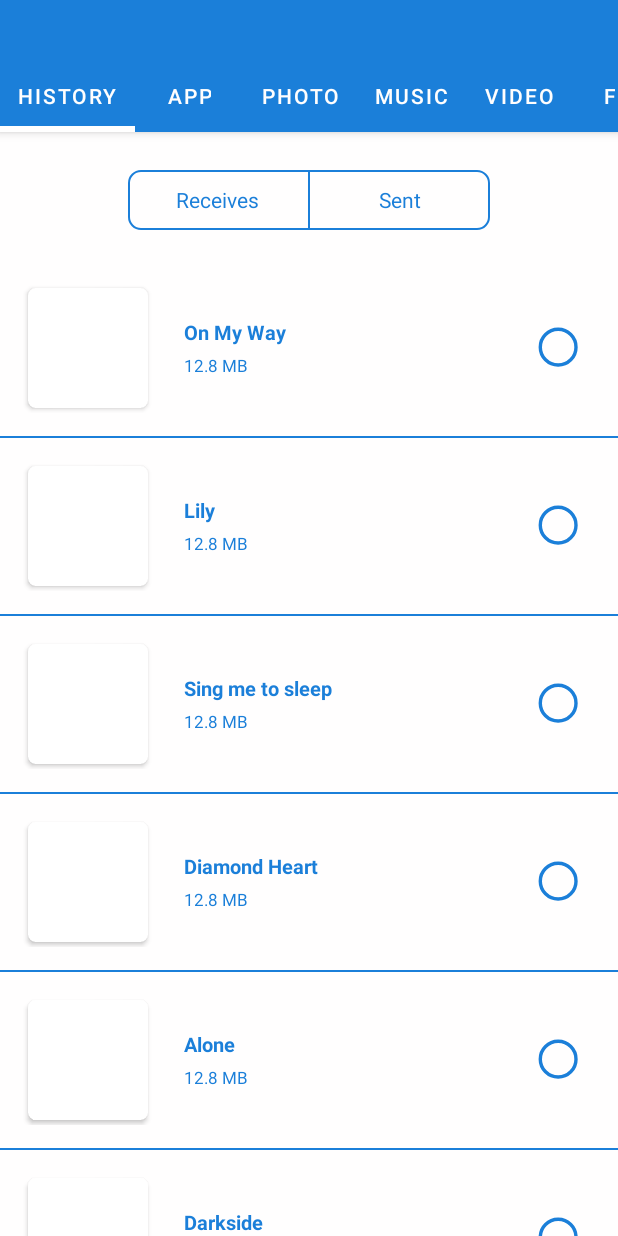
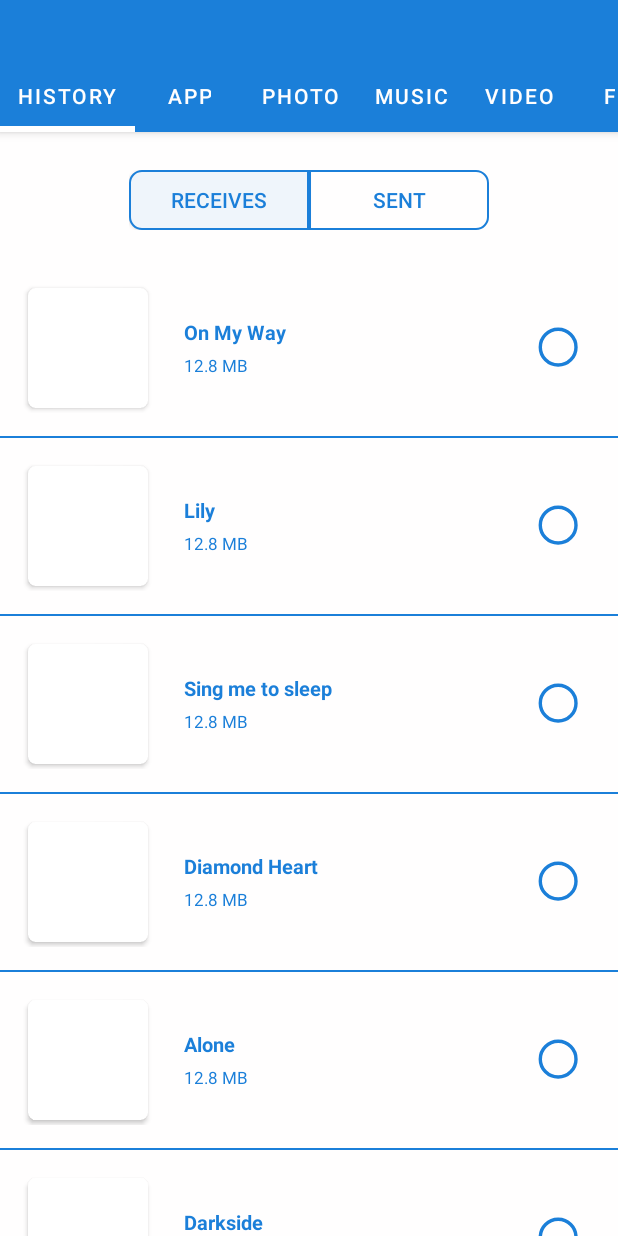
Before and after one commit to Mujeeburrehman1234/Phone_Clone, an Android app: the screen it shows after launch (MainActivity), on a phone screen of 412 x 824 dp. Run offline under Robolectric (Android 15) with nearby library versions, the phone set to English and light mode, and no system bars.

Commit message:
last day work 23/4/2021

```diff
--- a/app/src/main/java/com/example/phone_clone/fragments/HistoryFragment.java
+++ b/app/src/main/java/com/example/phone_clone/fragments/HistoryFragment.java
@@ -1,9 +1,11 @@
 package com.example.phone_clone.fragments;
 
+import android.graphics.Color;
 import android.os.Bundle;
 import android.view.LayoutInflater;
 import android.view.View;
 import android.view.ViewGroup;
+import android.widget.Button;
 import android.widget.LinearLayout;
 import android.widget.Toast;
 
@@ -17,7 +19,7 @@ import androidx.fragment.app.FragmentTransaction;
 import com.example.phone_clone.R;
 
 public class HistoryFragment extends Fragment {
-    LinearLayoutCompat receiveHistory,sentHistory;
+    Button receiveHistory,sentHistory;
     public HistoryFragment() {
     }
 
@@ -26,7 +28,9 @@ public class HistoryFragment extends Fragment {
     public View onCreateView(@NonNull LayoutInflater inflater, @Nullable ViewGroup container, @Nullable Bundle savedInstanceState) {
         View view =  inflater.inflate ( R.layout.history_fragment ,container,false);
       receiveHistory = view.findViewById ( R.id.layout_receive );
-        sentHistory = (LinearLayoutCompat) view.findViewById ( R.id.layout_sent );
+    //  receiveHistory.setBackgroundColor (R.drawable.custom_receive_btn);
+       receiveHistory.setBackground (getResources ().getDrawable ( R.drawable.custom_receive_btn ));
+        sentHistory =  view.findViewById ( R.id.layout_sent );
         Fragment fragment = new ReceivesHistoryFragment ();
         FragmentManager fragmentManager = getActivity().getSupportFragmentManager();
         FragmentTransaction fragmentTransaction = fragmentManager.beginTransaction();
@@ -39,6 +43,7 @@ public class HistoryFragment extends Fragment {
         sentHistory.setOnClickListener ( new View.OnClickListener () {
             @Override
             public void onClick(View view) {
+                sentHistory.setBackgroundColor ( getResources ().getColor (R.color.other ) );
                 Fragment fragment = new SentHistoryFragment ();
                 FragmentManager fragmentManager = getActivity().getSupportFragmentManager();
                 FragmentTransaction fragmentTransaction = fragmentManager.beginTransaction();
@@ -50,6 +55,7 @@ public class HistoryFragment extends Fragment {
         receiveHistory.setOnClickListener ( new View.OnClickListener () {
             @Override
             public void onClick(View view) {
+                receiveHistory.setBackgroundColor (getResources ().getColor (R.color.other) );
                 Fragment fragment = new ReceivesHistoryFragment ();
                 FragmentManager fragmentManager = getActivity().getSupportFragmentManager();
                 FragmentTransaction fragmentTransaction = fragmentManager.beginTransaction();
--- a/app/src/main/java/com/example/phone_clone/fragments/SentHistoryFragment.java
+++ b/app/src/main/java/com/example/phone_clone/fragments/SentHistoryFragment.java
@@ -32,7 +32,7 @@ public class SentHistoryFragment extends Fragment {
         mRecyclerView = view.findViewById ( R.id.recycler );
         mRecyclerView.setLayoutManager ( new LinearLayoutManager (getContext ()) );
         sentList= new ArrayList<> ();
-        sentList.add ( "On My Way" );
+        sentList.add ( "Diamond Heart" );
         sentList.add ( "Lily" );
         sentList.add ( "Sing me to sleep" );
         sentList.add ( "Diamond Heart" );
@@ -41,9 +41,7 @@ public class SentHistoryFragment extends Fragment {
         sentList.add ( "Faded" );
         sentList.add ( "Faded" );
         sentList.add ( "Darkside" );
-
         mSentHistoryAdapter = new SentHistoryAdapter (sentList ,getContext ());
-
         mRecyclerView.setAdapter (mSentHistoryAdapter );
 
         return view;
--- /dev/null
+++ b/app/src/main/res/drawable-v24/custom_sent_btn.xml
@@ -0,0 +1,12 @@
+<?xml version="1.0" encoding="UTF-8"?>
+<shape xmlns:android="http://schemas.android.com/apk/res/android"
+    android:shape="rectangle">
+   <corners android:bottomRightRadius="8dp"
+            android:topRightRadius="8dp"
+       />
+    <stroke android:width="1dp"
+        android:color="@color/light_blue"
+
+        />
+<!--    <solid android:color="@color/other"/>-->
+</shape>
--- /dev/null
+++ b/app/src/main/res/drawable/custom_linear_layout.xml
@@ -0,0 +1,7 @@
+<?xml version="1.0" encoding="UTF-8"?>
+<shape xmlns:android="http://schemas.android.com/apk/res/android"
+    android:shape="rectangle">
+    <corners android:radius="8dp"/>
+    <stroke android:width="1dp"
+        android:color="@color/light_blue"/>
+</shape>
--- /dev/null
+++ b/app/src/main/res/drawable/custom_receive_btn.xml
@@ -0,0 +1,13 @@
+<?xml version="1.0" encoding="UTF-8"?>
+<shape xmlns:android="http://schemas.android.com/apk/res/android"
+    android:shape="rectangle">
+   <corners android:bottomLeftRadius="8dp"
+
+         android:topLeftRadius="8dp"
+       />
+    <stroke android:width="1dp"
+        android:color="@color/light_blue"
+
+        />
+ <solid android:color="@color/other"/>
+</shape>
--- a/app/src/main/res/drawable/linerar_layout_border.xml
+++ /dev/null
@@ -1,9 +0,0 @@
-<?xml version="1.0" encoding="UTF-8"?>
-<shape xmlns:android="http://schemas.android.com/apk/res/android" android:shape="rectangle">
-    <corners android:radius="8dp"/>
-<!--    <padding android:left="5dp"-->
-<!--        android:right="5dp"-->
-<!--        android:top="5dp"-->
-<!--        android:bottom="5dp"/>-->
-    <stroke android:width="1dp" android:color="@color/light_blue"/>
-</shape>
--- a/app/src/main/res/layout/history_fragment.xml
+++ b/app/src/main/res/layout/history_fragment.xml
@@ -16,49 +16,38 @@
         android:layout_height="40dp"
         android:layout_marginTop="25dp"
         android:layout_marginBottom="20dp"
-        android:background="@drawable/linerar_layout_border"
         android:orientation="horizontal"
         android:layout_centerHorizontal="true"
         >
 
 
-        <androidx.appcompat.widget.LinearLayoutCompat
+        <androidx.appcompat.widget.AppCompatButton
             android:id="@+id/layout_receive"
             android:layout_width="120dp"
-            android:layout_height="wrap_content"
+            android:layout_height="match_parent"
             android:gravity="center"
-            android:padding="10dp">
+            android:padding="10dp"
+            android:text="Receives"
+            android:layout_gravity="center"
+            android:textColor="@color/light_blue"
+            android:background="@drawable/custom_receive_btn"
+            />
 
-            <TextView
-                android:layout_width="wrap_content"
-                android:layout_height="wrap_content"
-                android:text="Receives"
-                android:textColor="@color/light_blue" />
+<!--        <View-->
+<!--            android:layout_width="1dp"-->
+<!--            android:layout_height="match_parent"-->
+<!--            android:background="@color/light_blue" />-->
 
-
-        </androidx.appcompat.widget.LinearLayoutCompat>
-
-        <View
-            android:layout_width="1dp"
-            android:layout_height="match_parent"
-            android:background="@color/light_blue" />
-
-        <androidx.appcompat.widget.LinearLayoutCompat
+        <androidx.appcompat.widget.AppCompatButton
             android:id="@+id/layout_sent"
             android:layout_width="120dp"
-            android:layout_height="wrap_content"
-            android:gravity="center"
+            android:layout_height="match_parent"
+            android:layout_gravity="center"
             android:padding="10dp"
-            >
-
-            <TextView
-                android:layout_width="wrap_content"
-                android:layout_height="wrap_content"
-                android:text="Sent"
-                android:textColor="@color/light_blue" />
-
-        </androidx.appcompat.widget.LinearLayoutCompat>
-
+            android:text="Sent"
+            android:textColor="@color/light_blue"
+            android:background="@drawable/custom_sent_btn"
+           />
 
     </LinearLayout>
 
--- a/app/src/main/res/layout/photo_fragment.xml
+++ b/app/src/main/res/layout/photo_fragment.xml
@@ -16,7 +16,7 @@
         app:layout_constraintEnd_toEndOf="parent"
         app:layout_constraintStart_toStartOf="parent"
         app:layout_constraintTop_toTopOf="parent"
-        android:background="@drawable/linerar_layout_border"
+        android:background="@drawable/custom_linear_layout"
         >
         <androidx.appcompat.widget.LinearLayoutCompat
             android:layout_width="120dp"
```
